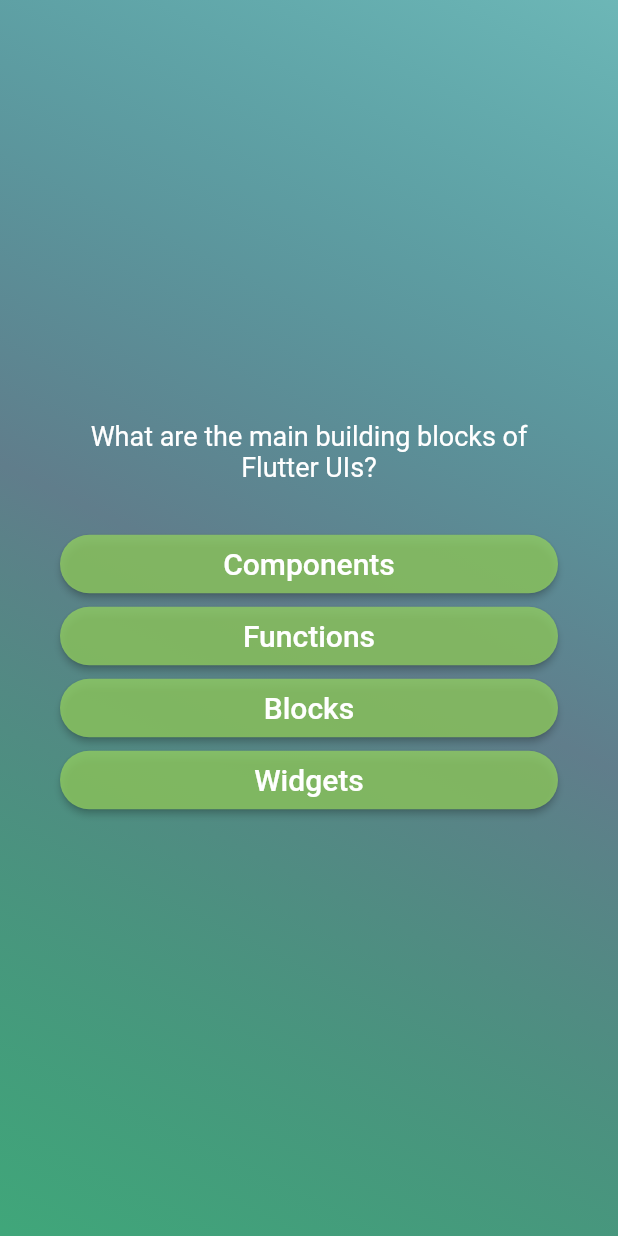
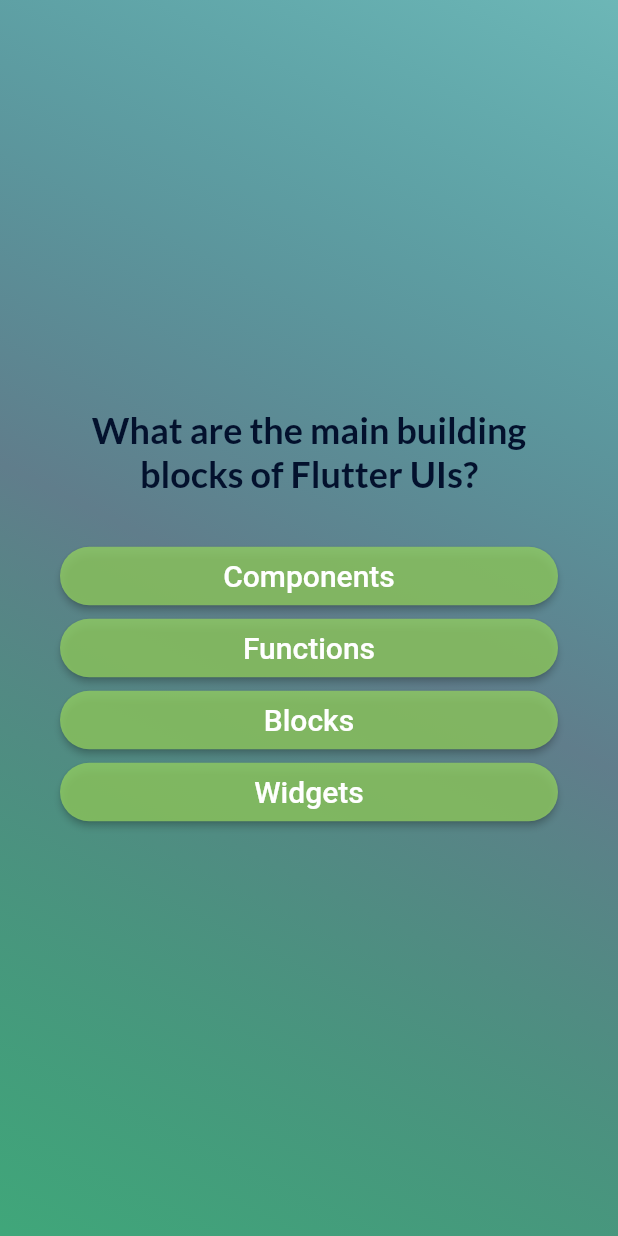
Before and after one commit to anjaliraoo/Quiz_app, a Flutter app: the screen it shows after launch, after a tap on "Start Quiz", on a phone screen of 412 x 824 dp. Run offline on Flutter 3.47's test engine with Material 2 defaults, Android fonts, the phone set to English and light mode, and no system bars; our stand-ins replace google_fonts.

Commit message:
added google fonts

```diff
--- a/lib/answer_button.dart
+++ b/lib/answer_button.dart
@@ -20,6 +20,7 @@ class AnswerButton extends StatelessWidget {
               shape: RoundedRectangleBorder(borderRadius: BorderRadius.circular(40),),
             ),
             child: Text(answerText,
+            textAlign: TextAlign.center,
             style: const TextStyle(fontSize: 20),),);
   }
 }
--- a/lib/questions_screen.dart
+++ b/lib/questions_screen.dart
@@ -1,7 +1,7 @@
 import 'package:flutter/material.dart';
 import 'package:quiz_app/answer_button.dart';
 import 'package:quiz_app/data/questions.dart';
-
+import 'package:google_fonts/google_fonts.dart';
 
 class QuestionsScreen extends StatefulWidget {
   const QuestionsScreen({super.key});
@@ -11,9 +11,17 @@ class QuestionsScreen extends StatefulWidget {
 }
 
 class _QuestionsScreenState extends State<QuestionsScreen> {
+  var currentQuestionIndex = 0;
+
+  void answerQuestion(){
+    setState(() {
+      currentQuestionIndex += 1;
+    });
+  }
+
   @override
   Widget build( context) {
-    final currentQuestion = questions[0];
+    final currentQuestion = questions[currentQuestionIndex];
 
     return SizedBox(
       width: double.infinity,//be as wide as possible
@@ -24,12 +32,15 @@ class _QuestionsScreenState extends State<QuestionsScreen> {
           crossAxisAlignment: CrossAxisAlignment.stretch,
           children: [
              Text(currentQuestion.text,
-            style: const TextStyle(color: Colors.white,
-            fontSize: 18),
+            style: GoogleFonts.lato(
+              color: Color.fromARGB(255, 3, 17, 45),
+              fontSize: 24,
+              fontWeight: FontWeight.bold,
+            ),
             textAlign: TextAlign.center,),
             const SizedBox(height: 30,),
             ...currentQuestion.getShuffleAnswers().map((answer) {
-              return AnswerButton(answerText: answer, onTap: () {});
+              return AnswerButton(answerText: answer, onTap: answerQuestion,);
             }),
           ],
         ),
--- a/lib/start_screen.dart
+++ b/lib/start_screen.dart
@@ -1,4 +1,5 @@
 import 'package:flutter/material.dart';
+import 'package:google_fonts/google_fonts.dart';
 
 class StartScreen extends StatelessWidget {
   const StartScreen(this.startQuiz, {super.key});
@@ -20,9 +21,12 @@ class StartScreen extends StatelessWidget {
           //   width: 300,),
           // ),
           const SizedBox(height: 25,),
-          const Text('Learn Flutter the fun Way!!',
-          style: TextStyle(fontWeight: FontWeight.bold,
-          fontSize: 18),),
+          Text('Learn Flutter the fun Way!!',
+          style: GoogleFonts.lato(
+            color: Colors.white,
+            fontSize: 20,
+            fontWeight: FontWeight.bold
+          )),
           const SizedBox(height: 25,),
           OutlinedButton.icon(
             onPressed: () {
--- a/pubspec.yaml
+++ b/pubspec.yaml
@@ -35,6 +35,7 @@ dependencies:
   # The following adds the Cupertino Icons font to your application.
   # Use with the CupertinoIcons class for iOS style icons.
   cupertino_icons: ^1.0.2
+  google_fonts: ^4.0.4
 
 dev_dependencies:
   flutter_test:
```
Also changed, not shown: pubspec.lock, 1 other file.
